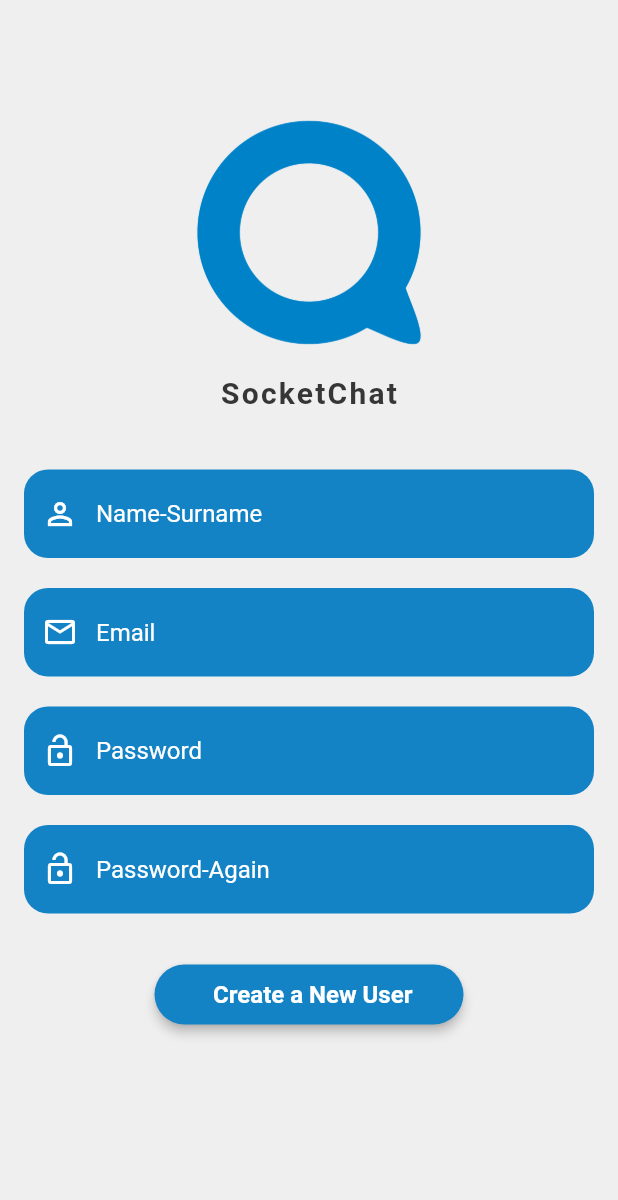
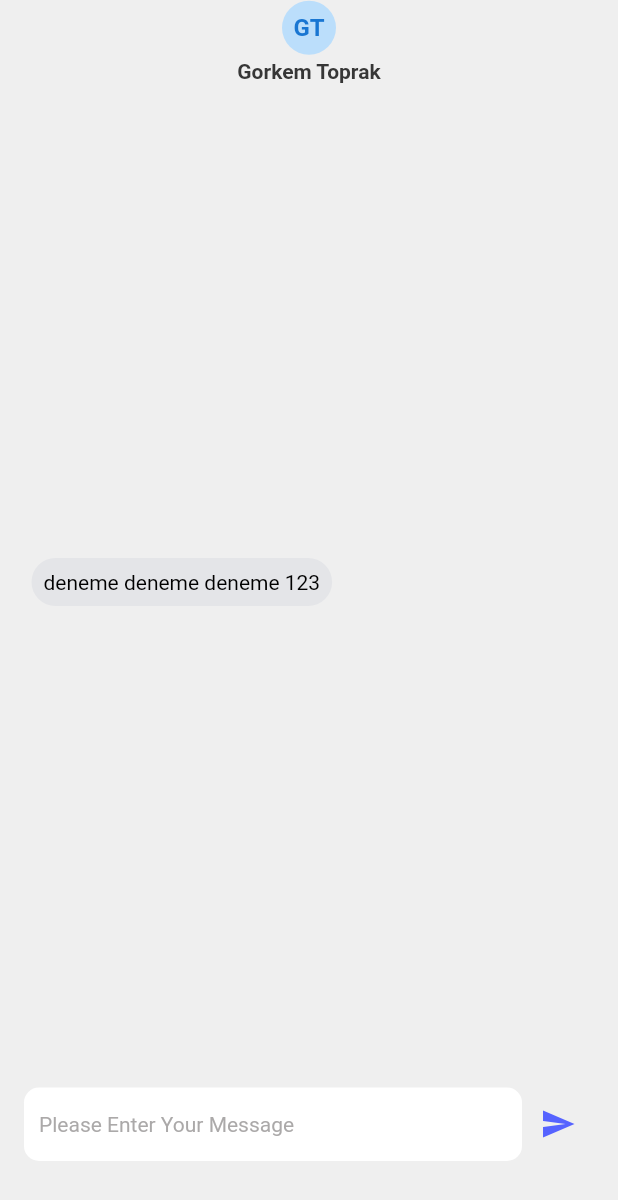
Before and after one commit to gorkemtoprak/SocketChat_Flutter, a Flutter app: the screen it shows after launch, on a phone screen of 412 x 824 dp. Shown: the top 1200 px of the screen. Run offline on Flutter 3.47's test engine with Material 2 defaults, Android fonts, the phone set to English and light mode, and no system bars; our stand-ins replace flutter_secure_storage, socket_io_client; accounts and stored records are empty; Roboto replaces fonts that are missing (Handlee).

Commit message:
ADD: Chat service and view added

```diff
--- a/lib/main.dart
+++ b/lib/main.dart
@@ -1,5 +1,10 @@
 import 'package:flutter/material.dart';
-import 'package:socket_chat/views/register/register_view.dart';
+import 'package:provider/provider.dart';
+import 'package:socket_chat/views/chat/chat_view.dart';
+
+import 'services/auth_service.dart';
+import 'services/chat_service.dart';
+import 'services/socket_services.dart';
 
 void main() {
   runApp(const MyApp());
@@ -10,13 +15,20 @@ class MyApp extends StatelessWidget {
 
   @override
   Widget build(BuildContext context) {
-    return MaterialApp(
-      title: 'Flutter Demo',
-      debugShowCheckedModeBanner: false,
-      theme: ThemeData(
-        primarySwatch: Colors.blue,
+    return MultiProvider(
+      providers: [
+        ChangeNotifierProvider(create: (_) => AuthService()),
+        ChangeNotifierProvider(create: (_) => SocketService()),
+        ChangeNotifierProvider(create: (_) => ChatService()),
+      ],
+      child: MaterialApp(
+        title: 'Flutter Demo',
+        debugShowCheckedModeBanner: false,
+        theme: ThemeData(
+          primarySwatch: Colors.blue,
+        ),
+        home: const ChatView(),
       ),
-      home: RegisterView(),
     );
   }
 }
--- /dev/null
+++ b/lib/models/message_model.dart
@@ -0,0 +1,77 @@
+import 'dart:convert';
+
+class MessageModel {
+  String? message;
+  String? fromMessage;
+  String? toMessage;
+  DateTime? createdAt;
+  MessageModel({
+    this.message,
+    this.fromMessage,
+    this.toMessage,
+    this.createdAt,
+  });
+
+  MessageModel copyWith({
+    String? message,
+    String? fromMessage,
+    String? toMessage,
+    DateTime? createdAt,
+  }) {
+    return MessageModel(
+      message: message ?? this.message,
+      fromMessage: fromMessage ?? this.fromMessage,
+      toMessage: toMessage ?? this.toMessage,
+      createdAt: createdAt ?? this.createdAt,
+    );
+  }
+
+  Map<String, dynamic> toMap() {
+    return {
+      'message': message,
+      'fromMessage': fromMessage,
+      'toMessage': toMessage,
+      'createdAt': createdAt?.millisecondsSinceEpoch,
+    };
+  }
+
+  factory MessageModel.fromMap(Map<String, dynamic> map) {
+    return MessageModel(
+      message: map['message'],
+      fromMessage: map['fromMessage'],
+      toMessage: map['toMessage'],
+      createdAt: map['createdAt'] != null
+          ? DateTime.fromMillisecondsSinceEpoch(map['createdAt'])
+          : null,
+    );
+  }
+
+  String toJson() => json.encode(toMap());
+
+  factory MessageModel.fromJson(String source) =>
+      MessageModel.fromMap(json.decode(source));
+
+  @override
+  String toString() {
+    return 'MessageModel(message: $message, fromMessage: $fromMessage, toMessage: $toMessage, createdAt: $createdAt)';
+  }
+
+  @override
+  bool operator ==(Object other) {
+    if (identical(this, other)) return true;
+
+    return other is MessageModel &&
+        other.message == message &&
+        other.fromMessage == fromMessage &&
+        other.toMessage == toMessage &&
+        other.createdAt == createdAt;
+  }
+
+  @override
+  int get hashCode {
+    return message.hashCode ^
+        fromMessage.hashCode ^
+        toMessage.hashCode ^
+        createdAt.hashCode;
+  }
+}
--- /dev/null
+++ b/lib/services/chat_service.dart
@@ -0,0 +1,34 @@
+import 'dart:convert';
+import 'dart:io';
+
+import 'package:flutter/material.dart';
+import 'package:socket_chat/models/message_model.dart';
+import 'package:socket_chat/models/user_model.dart';
+import 'package:http/http.dart' as http;
+import 'auth_service.dart';
+
+class ChatService extends ChangeNotifier {
+  late UserModel? user;
+
+  List<MessageModel> messagesResponseFromJson(String str) =>
+      List<MessageModel>.from(
+        json.decode(str).map((x) => MessageModel.fromJson(x)),
+      );
+
+  String messagesResponseToJson(List<MessageModel> data) => json.encode(
+        List<dynamic>.from(data.map((x) => x.toJson())),
+      );
+
+  Future getChat(String userId) async {
+    final token = await AuthService.getToken();
+
+    final response = await http.get(
+        Uri.parse(
+            '${Platform.isAndroid ? 'http://10.0.2.2:3000/api' : 'http://localhost:3000/api'}/messages/$userId'),
+        headers: {'Content-Type': 'application/json', 'x-token': token!});
+
+    final messages = messagesResponseFromJson(response.body);
+
+    return messages;
+  }
+}
--- /dev/null
+++ b/lib/views/chat/chat_view.dart
@@ -0,0 +1,179 @@
+import 'package:flutter/material.dart';
+import 'package:provider/provider.dart';
+import 'package:socket_chat/core/utils/constants.dart';
+import 'package:socket_chat/views/chat/widgets/message_widget.dart';
+
+import '../../services/auth_service.dart';
+import '../../services/chat_service.dart';
+import '../../services/socket_services.dart';
+
+class ChatView extends StatefulWidget {
+  const ChatView({Key? key}) : super(key: key);
+
+  @override
+  State<ChatView> createState() => _ChatViewState();
+}
+
+class _ChatViewState extends State<ChatView> {
+  final List<MessageWidget> _messages = [];
+  final _textController = TextEditingController();
+  final _focusNode = FocusNode();
+  final formKey = GlobalKey<FormState>();
+
+  late SocketService socketService = SocketService();
+  late AuthService authService = AuthService();
+  late ChatService chatService = ChatService();
+
+  @override
+  void initState() {
+    chatService = Provider.of<ChatService>(context, listen: false);
+    socketService = Provider.of<SocketService>(context, listen: false);
+    authService = Provider.of<AuthService>(context, listen: false);
+    // socketService.socket.on('send-message', listenMessage);
+    super.initState();
+  }
+
+  void listenMessage(dynamic data) {
+    MessageWidget message = MessageWidget(
+      text: data['message'],
+      id: data['from'],
+    );
+    setState(() {
+      _messages.insert(0, message);
+    });
+  }
+
+  @override
+  Widget build(BuildContext context) {
+    return Scaffold(
+      appBar: AppBar(
+        backgroundColor: Constants.bgGreyColor,
+        title: Column(
+          children: [
+            CircleAvatar(
+              backgroundColor: Colors.blue[100],
+              maxRadius: 18,
+              child: const Text(
+                'GT',
+                style: TextStyle(fontWeight: FontWeight.bold),
+              ),
+            ),
+            const SizedBox(
+              height: 3,
+            ),
+            const Text(
+              'Gorkem Toprak',
+              style: TextStyle(
+                color: Constants.blackThree,
+                fontSize: 14,
+                fontWeight: FontWeight.w600,
+              ),
+            ),
+          ],
+        ),
+        centerTitle: true,
+        elevation: 0,
+      ),
+      backgroundColor: Constants.bgGreyColor,
+      body: Padding(
+        padding: customPadding(),
+        child: Column(
+          children: [
+            const Expanded(
+              child: MessageWidget(
+                text: 'deneme deneme deneme 123',
+                id: 'uuuu',
+              ),
+            ),
+            const SizedBox(
+              height: 15,
+            ),
+            Row(
+              mainAxisSize: MainAxisSize.min,
+              children: [
+                Expanded(
+                  child: Form(
+                    key: formKey,
+                    child: TextFormField(
+                      onSaved: (dynamic value) {
+                        _textController.text = value;
+                      },
+                      controller: _textController,
+                      cursorColor: Constants.blue,
+                      minLines: 1,
+                      maxLines: 4,
+                      decoration: const InputDecoration(
+                        filled: true,
+                        fillColor: Colors.white,
+                        hintText: 'Please Enter Your Message',
+                        hintStyle: TextStyle(
+                          fontSize: 14,
+                          color: Color.fromRGBO(135, 132, 132, 0.7),
+                        ),
+                        prefixStyle: TextStyle(
+                          fontSize: 14,
+                          color: Colors.black,
+                        ),
+                        contentPadding: EdgeInsets.only(
+                          top: 15.0,
+                          bottom: 15.0,
+                          left: 10.0,
+                        ),
+                        border: OutlineInputBorder(
+                          borderRadius: BorderRadius.all(Radius.circular(10.0)),
+                          borderSide: BorderSide(
+                            width: 0,
+                            style: BorderStyle.none,
+                          ),
+                        ),
+                      ),
+                    ),
+                  ),
+                ),
+                IconButton(
+                  onPressed: () {
+                    print(_textController.text);
+                    sendMessage(_textController.text);
+                  },
+                  icon: const Icon(
+                    Icons.send_sharp,
+                    color: Constants.secondaryElement,
+                  ),
+                )
+              ],
+            ),
+            const SizedBox(
+              height: 30,
+            ),
+          ],
+        ),
+      ),
+    );
+  }
+
+  sendMessage(String text) {
+    if (text.isEmpty) return;
+
+    _textController.clear();
+    _focusNode.requestFocus();
+
+    final newMessage = MessageWidget(
+      // id: authService.user.uid,
+      id: '11221321312',
+      text: text,
+    );
+    _messages.insert(0, newMessage);
+
+    // socketService.emit('send-message', {
+    //   'from': authService.user.uid,
+    //   'to': chatService.user!.uid,
+    //   'message': text,
+    // });
+  }
+
+  @override
+  void dispose() {
+    socketService.socket.off('send-message');
+    super.dispose();
+  }
+}
--- /dev/null
+++ b/lib/views/chat/widgets/message_widget.dart
@@ -0,0 +1,27 @@
+import 'package:flutter/material.dart';
+import 'package:provider/provider.dart';
+
+import '../../../services/auth_service.dart';
+import 'my_message_widget.dart';
+import 'others_message.dart';
+
+class MessageWidget extends StatelessWidget {
+  final String? text;
+  final String? id;
+  const MessageWidget({
+    Key? key,
+    this.text,
+    this.id,
+  }) : super(key: key);
+
+  @override
+  Widget build(BuildContext context) {
+    // final authService = Provider.of<AuthService>(context, listen: false);
+    return Container(
+      // child: id == authService.user.uid
+      //     ? myMessage(text ?? '')
+      //     : othersMessage(text ?? ''),
+      child: othersMessage(text ?? ''),
+    );
+  }
+}
--- /dev/null
+++ b/lib/views/chat/widgets/others_message.dart
@@ -0,0 +1,22 @@
+import 'package:flutter/material.dart';
+
+Widget othersMessage(String text) {
+  return Align(
+    alignment: Alignment.centerLeft,
+    child: Container(
+      padding: const EdgeInsets.all(8.0),
+      margin: const EdgeInsets.only(bottom: 10, right: 50, left: 5),
+      decoration: BoxDecoration(
+        color: const Color(0xffE4E5E8),
+        borderRadius: BorderRadius.circular(20),
+      ),
+      child: Text(
+        text,
+        style: const TextStyle(
+          fontSize: 14,
+          color: Colors.black,
+        ),
+      ),
+    ),
+  );
+}
--- a/lib/views/login/login_view.dart
+++ b/lib/views/login/login_view.dart
@@ -1,11 +1,11 @@
 import 'package:flutter/material.dart';
-import 'package:socket_chat/views/home/home_view.dart';
 import 'package:socket_chat/views/login/login_view_model.dart';
 
 import '../../core/utils/constants.dart';
 import '../../shared/custom_button.dart';
 import '../../shared/custom_text_form_field.dart';
 import '../../shared/socket_chat_logo_title.dart';
+import '../chat/chat_view.dart';
 
 class LoginView extends StatelessWidget with LoginViewModel {
   LoginView({Key? key}) : super(key: key);
@@ -64,7 +64,7 @@ class LoginView extends StatelessWidget with LoginViewModel {
                 Navigator.pushReplacement(
                     context,
                     MaterialPageRoute(
-                      builder: (context) => const HomeView(),
+                      builder: (context) => const ChatView(),
                     ));
               },
               title: 'Login',
--- a/lib/views/register/register_view.dart
+++ b/lib/views/register/register_view.dart
@@ -99,6 +99,11 @@ class RegisterView extends StatelessWidget with RegisterViewModel {
               onTap: authService.isLoadingAuth
                   ? null
                   : () async {
+                      Navigator.pushReplacement(
+                          context,
+                          MaterialPageRoute(
+                            builder: (context) => LoginView(),
+                          ));
                       final response = await authService.register(
                         nameController.text.trim(),
                         emailController.text.trim(),
--- a/pubspec.yaml
+++ b/pubspec.yaml
@@ -13,6 +13,9 @@ dependencies:
     sdk: flutter
 
   cupertino_icons: ^1.0.2
+
+  #STATE MANAGEMENT
+  provider: ^6.0.3
 
   #SOCKET.IO
   socket_io_client: ^2.0.0-beta.4-nullsafety.0
```
Also changed, not shown: lib/views/chat/chat_view_model.dart (added, +12 -0 lines), lib/views/chat/widgets/my_message_widget.dart (added, +22 -0 lines), lib/views/home/home_view.dart (deleted, +0 -10 lines), pubspec.lock, 3 other files.
